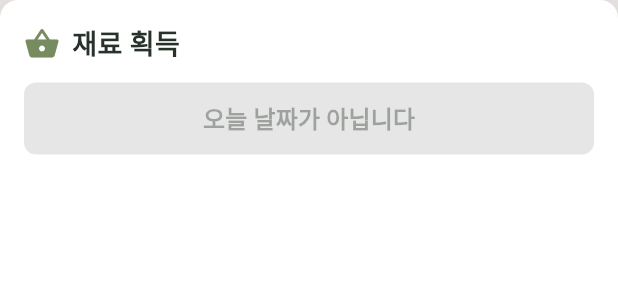
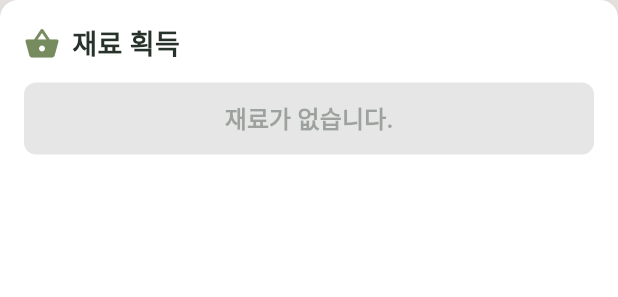
Before and after one commit to LHOIKTN/luanchlunch, a Flutter app: the IngredientAcquisitionCard widget shown alone on an empty page, opened directly with empty values, on a phone screen of 412 x 824 dp. Shown: the top 297 px of the screen. Run offline on Flutter 3.47's test engine with Material 3 defaults, Android fonts, the phone set to English and light mode, and no system bars; our stand-ins replace flutter_dotenv, hive, hive_flutter, shared_preferences, supabase_flutter; accounts and stored records are empty; network calls fail; Roboto replaces fonts that are missing (HakgyoansimDunggeunmiso).

Commit message:
Enhanced ingredient acquisition logic in IngredientAcquisitionCard to disable the acquire button when no available foods are present or if the meal has already been acquired. Updated button text for better user feedback. Modified IngredientsSection to display a message when no ingredients are available. Added a developer mode disable button in ProfileScreen with confirmation dialog for improved user control over app settings.

```diff
--- a/lib/features/home/widgets/ingredient_acquisition_card.dart
+++ b/lib/features/home/widgets/ingredient_acquisition_card.dart
@@ -57,7 +57,28 @@ class _IngredientAcquisitionCardState extends State<IngredientAcquisitionCard> {
 
   /// 획득 버튼 활성화 여부
   bool _isAcquireButtonEnabled() {
+    // 이미 획득했으면 비활성화
+    if (widget.meal.isAcquired) {
+      return false;
+    }
+
+    // 획득 가능한 재료가 없으면 비활성화
+    if (widget.availableFoods.isEmpty) {
+      return false;
+    }
+
+    // 날짜 제한 확인
     return _isTodayMeal();
+  }
+
+  String _getButtonText() {
+    if (widget.availableFoods.isEmpty) {
+      return '재료가 없습니다.';
+    }
+    if (!_isTodayMeal()) {
+      return '오늘 날짜가 아닙니다';
+    }
+    return '재료 얻기';
   }
 
   @override
@@ -153,7 +174,7 @@ class _IngredientAcquisitionCardState extends State<IngredientAcquisitionCard> {
                   ),
                 ),
                 child: Text(
-                  isButtonEnabled ? '재료 얻기' : '오늘 날짜가 아닙니다',
+                  _getButtonText(),
                   style: const TextStyle(
                     fontSize: 16,
                     fontWeight: FontWeight.bold,
--- a/lib/features/home/widgets/ingredients_section.dart
+++ b/lib/features/home/widgets/ingredients_section.dart
@@ -90,7 +90,7 @@ class IngredientsSection extends StatelessWidget {
               ],
             ),
             child: const Text(
-                '아직 획득한 재료가 없습니다.\n조합 탭에서 재료를 획득해보세요!',
+              '획득 가능한 재료가 없습니다.',
               style: TextStyle(
                 fontSize: 16,
                 color: AppColors.secondaryDark,
```
Also changed, not shown: lib/features/profile/screen.dart (+86 -3 lines). Lines whose indentation alone changed are shown as unchanged.
